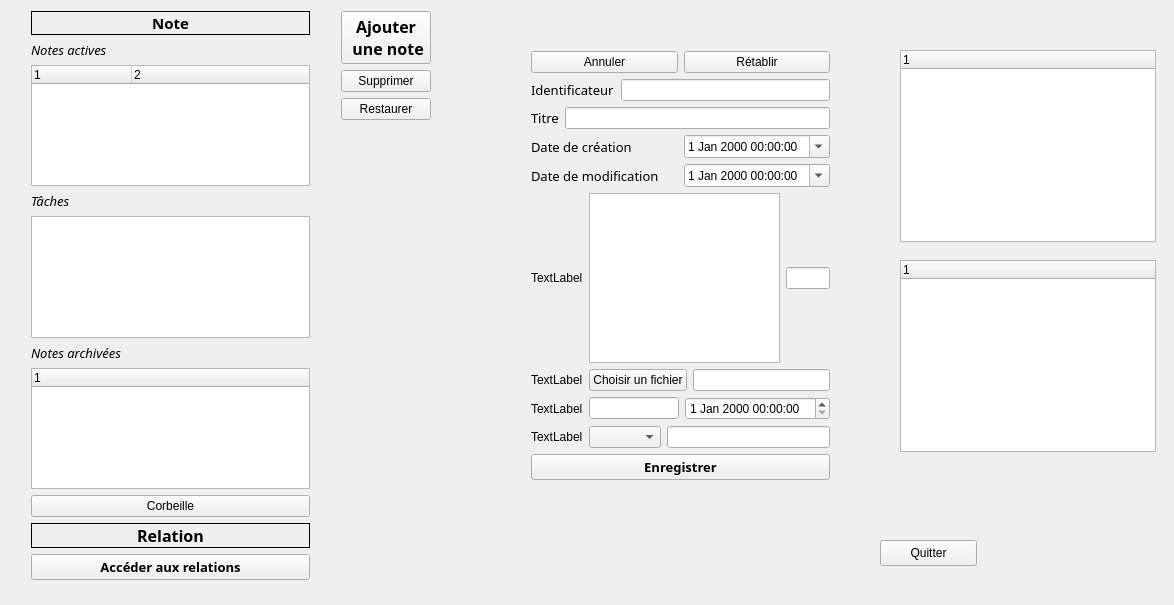
Before: the Qt Designer form PluriNotes/mainwindow.ui in hugochabs/LO21_plurinotes, drawn with Qt 5.
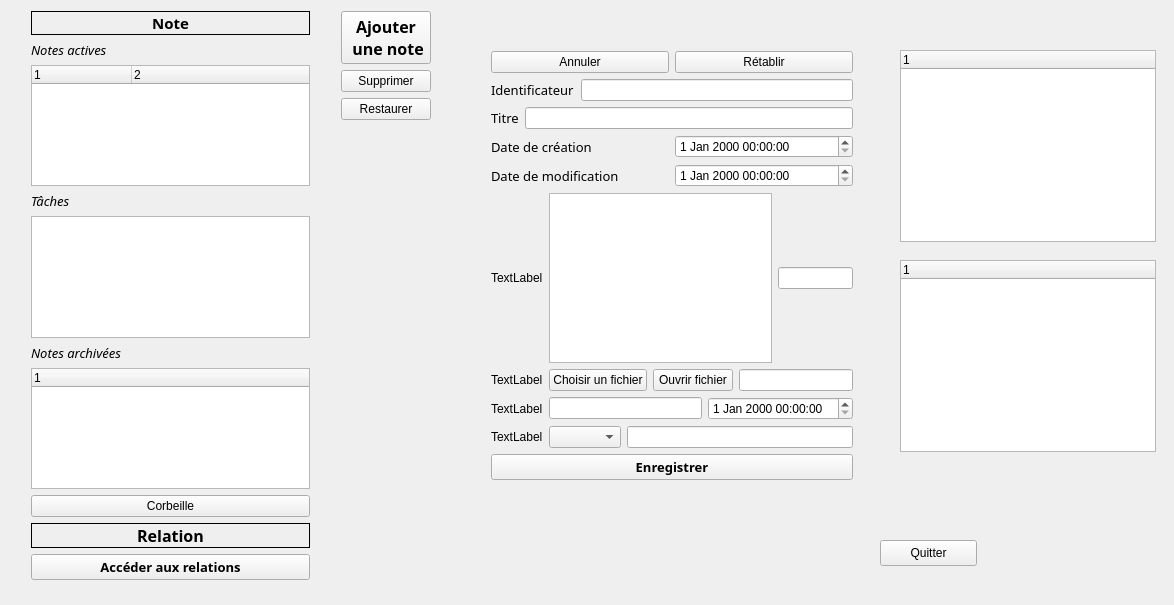
After: the same form once the commit is applied.

What changed in the file:
```diff
--- a/PluriNotes/mainwindow.ui
+++ b/PluriNotes/mainwindow.ui
@@ -260,9 +260,9 @@
    <widget class="QWidget" name="layoutWidget">
     <property name="geometry">
      <rect>
-      <x>520</x>
+      <x>480</x>
       <y>40</y>
-      <width>321</width>
+      <width>384</width>
       <height>451</height>
      </rect>
     </property>
@@ -343,7 +343,7 @@
        <item>
         <widget class="QDateTimeEdit" name="dc">
          <property name="calendarPopup">
-          <bool>true</bool>
+          <bool>false</bool>
          </property>
         </widget>
        </item>
@@ -367,7 +367,7 @@
        <item>
         <widget class="QDateTimeEdit" name="dm">
          <property name="calendarPopup">
-          <bool>true</bool>
+          <bool>false</bool>
          </property>
         </widget>
        </item>
@@ -406,6 +406,13 @@
          </property>
         </widget>
        </item>
+       <item>
+        <widget class="QPushButton" name="openFile">
+         <property name="text">
+          <string>Ouvrir fichier</string>
+         </property>
+        </widget>
+       </item>
        <item>
         <widget class="QLineEdit" name="prop2"/>
        </item>
```
